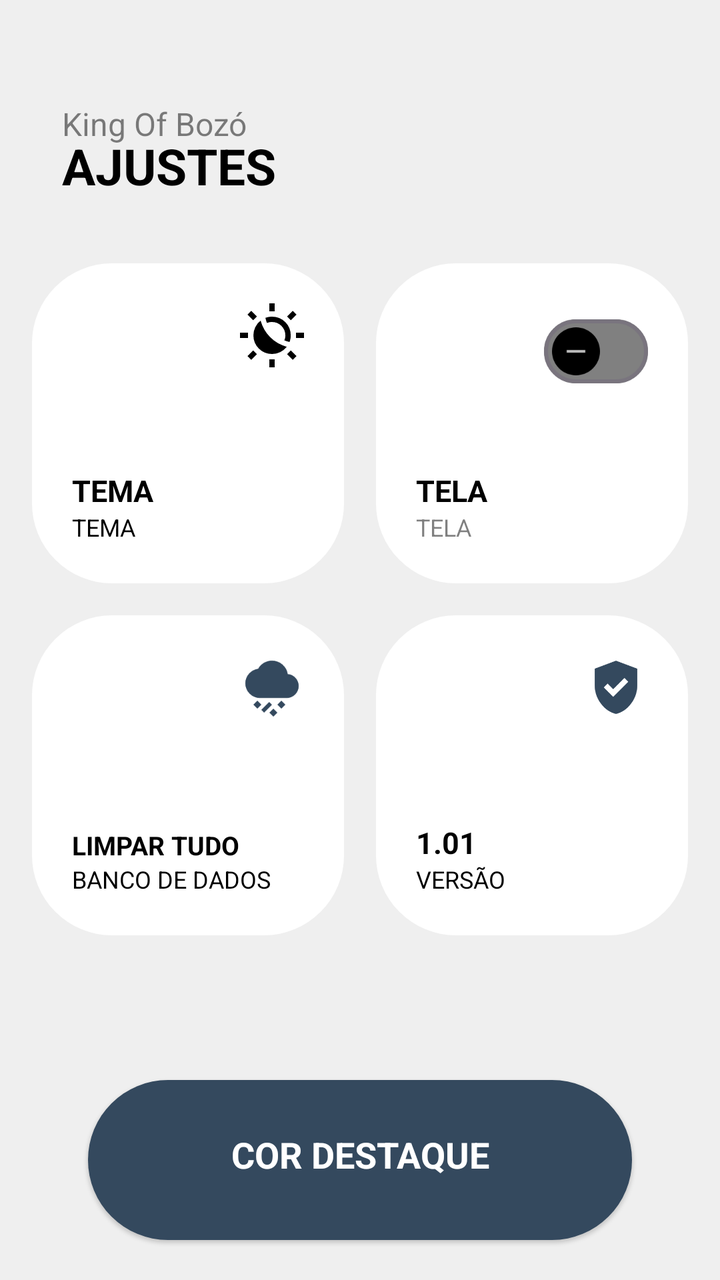
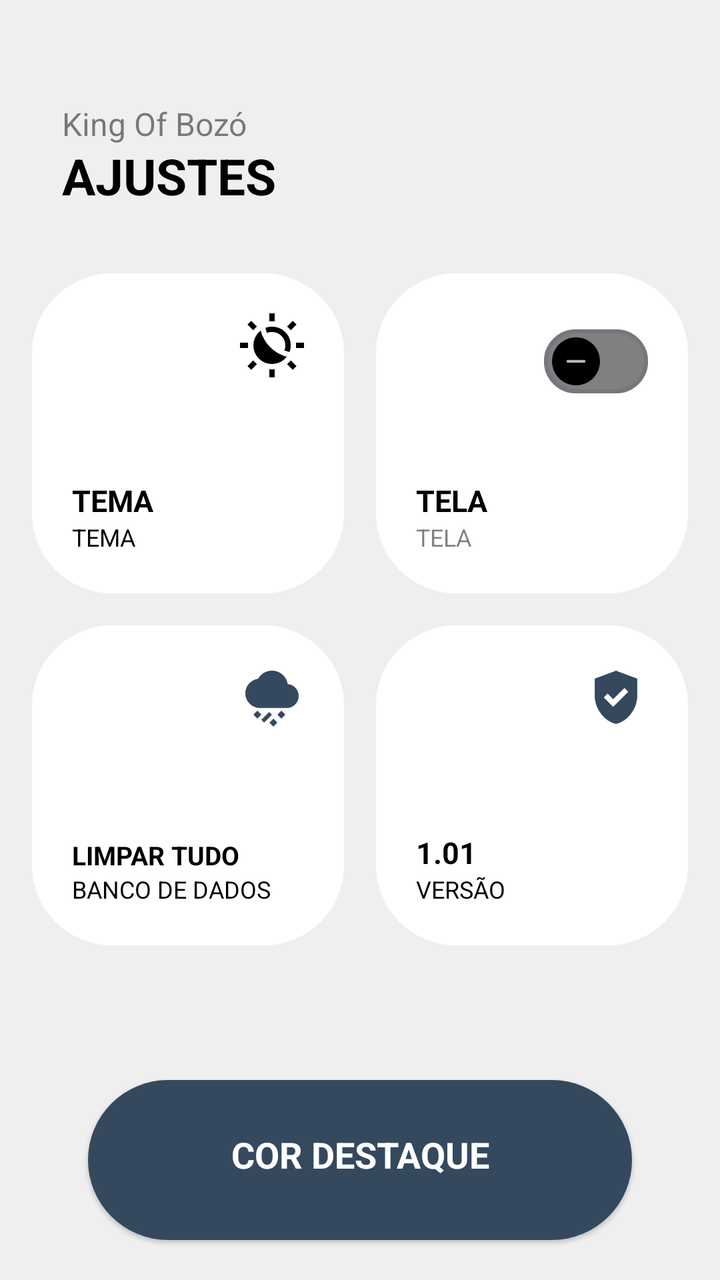

An Android layout rendered at two revisions. The XML below is the earlier revision; the diff shows what the commit changed to produce the second picture.
<!-- AndroidManifest.xml: application theme Base.Theme.KingOfBozo.Standard -->
<!-- res/layout/fragment_settings.xml -->
<?xml version="1.0" encoding="utf-8"?>
<androidx.constraintlayout.widget.ConstraintLayout xmlns:android="http://schemas.android.com/apk/res/android"
    xmlns:app="http://schemas.android.com/apk/res-auto"
    xmlns:tools="http://schemas.android.com/tools"
    android:layout_width="match_parent"
    android:layout_height="match_parent"
    android:backgroundTint="?attr/customBackground"
    android:background="?attr/customBackground"
    android:padding="16dp">

    <FrameLayout
        android:id="@+id/text_ajustes_title"
        android:layout_width="match_parent"
        android:layout_height="wrap_content"
        android:paddingHorizontal="15dp"
        android:paddingTop="5dp"
        android:layout_marginTop="20dp"
        app:layout_constraintStart_toStartOf="parent"
        app:layout_constraintTop_toTopOf="parent"
        tools:ignore="MissingConstraints">

        <TextView
            android:id="@+id/text_app_title"
            android:layout_width="wrap_content"
            android:layout_height="wrap_content"
            android:layout_marginTop="10dp"
            android:alpha="0.5"
            android:text="@string/king_of_boz"
            android:textColor="?attr/textFillColor"
            android:textSize="16sp" />

        <TextView
            android:id="@+id/text_title_jogadores"
            android:layout_width="wrap_content"
            android:layout_height="wrap_content"
            android:layout_marginTop="25dp"
            android:text="AJUSTES"
            android:textColor="?attr/textFillColor"
            android:textSize="25sp"
            android:textStyle="bold" />


    </FrameLayout>

    
    <androidx.constraintlayout.widget.ConstraintLayout
        android:id="@+id/card_tema"
        android:layout_width="0dp"
        android:layout_height="160dp"
        android:background="@drawable/background_settings_card"
        android:backgroundTint="?attr/cardBackgroundColor"
        android:padding="20dp"
        android:layout_marginTop="32dp"
        android:layout_marginEnd="8dp"
        app:layout_constraintEnd_toStartOf="@+id/card_tela"
        app:layout_constraintHorizontal_bias="0.5"
        app:layout_constraintStart_toStartOf="parent"
        app:layout_constraintTop_toBottomOf="@id/text_ajustes_title">

        <ImageView
            android:id="@+id/icon_mode"
            android:layout_width="32dp"
            android:layout_height="32dp"
            android:src="@drawable/ic_system_mode"
            app:layout_constraintEnd_toEndOf="parent"
            app:layout_constraintTop_toTopOf="parent"
            app:tint="?attr/textFillColor" />

        <TextView
            android:id="@+id/info_mode"
            android:layout_width="wrap_content"
            android:layout_height="wrap_content"
            android:text="TEMA"
            android:textColor="?attr/textFillColor"
            android:textSize="15dp"
            android:textStyle="bold"
            app:layout_constraintBottom_toTopOf="@id/text_mode"
            app:layout_constraintStart_toStartOf="parent" />

        <TextView
            android:id="@+id/text_mode"
            android:layout_width="wrap_content"
            android:layout_height="wrap_content"
            android:text="TEMA"
            android:textColor="?attr/textFillColor"
            android:textSize="12dp"
            app:layout_constraintBottom_toBottomOf="parent"
            app:layout_constraintStart_toStartOf="parent" />

    </androidx.constraintlayout.widget.ConstraintLayout>

    
    <androidx.constraintlayout.widget.ConstraintLayout
        android:id="@+id/card_tela"
        android:layout_width="0dp"
        android:layout_height="160dp"
        android:layout_marginTop="32dp"
        android:layout_marginStart="8dp"
        android:background="@drawable/background_settings_card"
        android:backgroundTint="?attr/cardBackgroundColor"
        android:padding="20dp"
        app:layout_constraintEnd_toEndOf="parent"
        app:layout_constraintHorizontal_bias="0.5"
        app:layout_constraintStart_toEndOf="@+id/card_tema"
        app:layout_constraintTop_toBottomOf="@+id/text_ajustes_title"
        tools:ignore="MissingConstraints">

        <com.google.android.material.materialswitch.MaterialSwitch
            android:id="@+id/switch_keep_screen_on"
            style="@style/Widget.App.MaterialSwitch"
            android:layout_width="wrap_content"
            android:layout_height="wrap_content"
            android:checked="false"
            app:layout_constraintEnd_toEndOf="parent"
            app:layout_constraintTop_toTopOf="parent" />

        <TextView
            android:id="@+id/text_tela_desc"
            android:layout_width="wrap_content"
            android:layout_height="wrap_content"
            android:text="TELA"
            android:textColor="?attr/textFillColor"
            android:textSize="15dp"
            android:textStyle="bold"
            app:layout_constraintBottom_toTopOf="@id/text_tela_title"
            app:layout_constraintStart_toStartOf="parent" />

        <TextView
            android:id="@+id/text_tela_title"
            android:layout_width="wrap_content"
            android:layout_height="wrap_content"
            android:alpha="0.5"
            android:text="TELA"
            android:textColor="?attr/textFillColor"
            android:textSize="12dp"
            app:layout_constraintBottom_toBottomOf="parent"
            app:layout_constraintStart_toStartOf="parent" />

    </androidx.constraintlayout.widget.ConstraintLayout>

    
    <androidx.constraintlayout.widget.ConstraintLayout
        android:id="@+id/card_reset"
        android:layout_width="0dp"
        android:layout_height="160dp"
        android:background="@drawable/background_settings_card"
        android:backgroundTint="?attr/cardBackgroundColor"
        android:padding="20dp"
        android:layout_marginTop="16dp"
        android:layout_marginEnd="8dp"
        app:layout_constraintEnd_toStartOf="@+id/card_versao"
        app:layout_constraintHorizontal_bias="0.5"
        app:layout_constraintStart_toStartOf="parent"
        app:layout_constraintTop_toBottomOf="@id/card_tema">

        <ImageView
            android:layout_width="32dp"
            android:layout_height="32dp"
            android:src="@drawable/ic_limpar_dados"
            app:layout_constraintEnd_toEndOf="parent"
            app:layout_constraintTop_toTopOf="parent"
            app:tint="?attr/colorPrimary" />

        <TextView
            android:id="@+id/text_reset_title"
            android:layout_width="wrap_content"
            android:layout_height="wrap_content"
            android:text="LIMPAR TUDO"
            android:textColor="?attr/textFillColor"
            android:textSize="13sp"
            android:textStyle="bold"
            app:layout_constraintBottom_toTopOf="@id/text_reset_desc"
            app:layout_constraintStart_toStartOf="parent" />

        <TextView
            android:id="@+id/text_reset_desc"
            android:layout_width="wrap_content"
            android:layout_height="wrap_content"
            android:text="BANCO DE DADOS"
            android:textColor="?attr/textFillColor"
            android:textSize="12dp"
            app:layout_constraintBottom_toBottomOf="parent"
            app:layout_constraintStart_toStartOf="parent" />

    </androidx.constraintlayout.widget.ConstraintLayout>

    
    <androidx.constraintlayout.widget.ConstraintLayout
        android:id="@+id/card_versao"
        android:layout_width="0dp"
        android:layout_height="160dp"
        android:background="@drawable/background_settings_card"
        android:backgroundTint="?attr/cardBackgroundColor"
        android:padding="20dp"
        android:layout_marginStart="8dp"
        android:layout_marginTop="16dp"
        app:layout_constraintEnd_toEndOf="parent"
        app:layout_constraintHorizontal_bias="0.5"
        app:layout_constraintStart_toEndOf="@+id/card_reset"
        app:layout_constraintTop_toBottomOf="@+id/card_tela">

        <ImageView
            android:layout_width="32dp"
            android:layout_height="32dp"
            android:src="@drawable/ic_version"
            app:layout_constraintEnd_toEndOf="parent"
            app:layout_constraintTop_toTopOf="parent"
            app:tint="?attr/colorPrimary" />

        <TextView
            android:id="@+id/text_versao_num"
            android:layout_width="wrap_content"
            android:layout_height="wrap_content"
            android:text="1.01"
            android:textColor="?attr/textFillColor"
            android:textSize="15dp"
            android:textStyle="bold"
            app:layout_constraintBottom_toTopOf="@+id/text_versao_title"
            app:layout_constraintStart_toStartOf="parent" />


        <TextView
            android:id="@+id/text_versao_title"
            android:layout_width="wrap_content"
            android:layout_height="wrap_content"
            android:text="VERSÃO"
            android:textColor="?attr/textFillColor"
            android:textSize="12dp"
            app:layout_constraintBottom_toBottomOf="parent"
            app:layout_constraintStart_toStartOf="parent" />

    </androidx.constraintlayout.widget.ConstraintLayout>


    <TextView
        android:id="@+id/card_cor"
        android:layout_width="match_parent"
        android:layout_height="80dp"
        android:layout_marginHorizontal="28dp"
        android:layout_marginBottom="4dp"
        android:background="@drawable/background_card_btn_repouso_destaque_menu"
        android:backgroundTint="?attr/colorPrimary"
        android:elevation="1dp"
        android:gravity="top|center"
        android:paddingTop="25dp"
        android:text="COR DESTAQUE"
        android:textColor="?attr/customTextBackground"
        android:textSize="18sp"
        android:textStyle="bold"
        android:visibility="visible"
        app:layout_constraintBottom_toBottomOf="parent"
        app:layout_constraintEnd_toEndOf="parent"
        app:layout_constraintStart_toStartOf="parent" />

</androidx.constraintlayout.widget.ConstraintLayout>
<!-- resources referenced by this layout -->
<resources>
  <!-- drawable background_card_btn_repouso_destaque_menu (drawable) -->
  <shape xmlns:android="http://schemas.android.com/apk/res/android"
      android:shape="rectangle">
      <solid android:color="@color/fundo_light" />
      <corners
          android:topLeftRadius="40dp"
          android:topRightRadius="40dp"
          android:bottomLeftRadius="40dp"
          android:bottomRightRadius="40dp" />
  </shape>
  <!-- drawable background_settings_card (drawable) -->
  <?xml version="1.0" encoding="utf-8"?>
  <shape xmlns:android="http://schemas.android.com/apk/res/android"
      android:shape="rectangle">
      <corners android:radius="40dp" />
      <solid android:color="@color/card_dark" />
  </shape>
  <!-- drawable ic_limpar_dados (drawable) -->
  <vector xmlns:android="http://schemas.android.com/apk/res/android"
      android:width="24dp"
      android:height="24dp"
      android:viewportWidth="960"
      android:viewportHeight="960"
      android:tint="?attr/colorControlNormal">
    <path
        android:fillColor="@android:color/white"
        android:pathData="M500,920L440,860L500,800L560,860L500,920ZM362,860L320,818L438,700L480,742L362,860ZM620,800L560,740L620,680L680,740L620,800ZM260,800L200,740L260,680L320,740L260,800ZM300,640Q209,640 144.5,575.5Q80,511 80,420Q80,337 135,275Q190,213 271,202Q303,145 358.5,112.5Q414,80 480,80Q570,80 636.5,137.5Q703,195 717,281Q786,287 833,338Q880,389 880,460Q880,535 827.5,587.5Q775,640 700,640L300,640Z"/>
  </vector>
  <!-- drawable ic_version (drawable) -->
  <vector xmlns:android="http://schemas.android.com/apk/res/android"
      android:width="24dp"
      android:height="24dp"
      android:viewportWidth="960"
      android:viewportHeight="960"
      android:tint="?attr/colorControlNormal">
    <path
        android:fillColor="@android:color/white"
        android:pathData="M438,622L664,396L607,339L438,508L354,424L297,481L438,622ZM480,880Q341,845 250.5,720.5Q160,596 160,444L160,200L480,80L800,200L800,444Q800,596 709.5,720.5Q619,845 480,880Z"/>
  </vector>
  <string name="king_of_boz">King Of Bozó</string>
  <style name="Widget.App.MaterialSwitch" parent="Widget.Material3.CompoundButton.MaterialSwitch">
          <item name="thumbIcon">@drawable/switch_thumb_icon_selector</item>
          <item name="thumbIconTint">@color/switch_thumb_icon_tint_selector</item>
          <item name="thumbTint">@color/switch_thumb_tint_selector</item>
          <item name="trackTint">@color/switch_track_tint_selector</item>
          <item name="trackDecorationTint">@null</item>
      </style>
  <color name="fundo_light">#EFEFEF</color>
  <color name="card_dark">#313131</color>
  <!-- drawable switch_thumb_icon_selector (drawable) -->
  <?xml version="1.0" encoding="utf-8"?>
  <selector xmlns:android="http://schemas.android.com/apk/res/android">
      <item android:drawable="@drawable/ic_switch_check" android:state_checked="true" />
      <item android:drawable="@drawable/ic_switch_minus" android:state_checked="false" />
  </selector>
  <color name="padrao">#34495e</color>
  <color name="text_dark">#000000</color>
  <color name="text_light">#FFFFFF</color>
  <color name="icon_dark">#000000</color>
  <color name="icon_light">#FFFFFF</color>
  <color name="card_light">#FFFFFF</color>
  <!-- drawable ic_switch_check (drawable) -->
  <vector xmlns:android="http://schemas.android.com/apk/res/android"
      android:width="24dp"
      android:height="24dp"
      android:viewportWidth="24"
      android:viewportHeight="24">
      <path
          android:fillColor="@android:color/white"
          android:pathData="M9,16.17L4.83,12l-1.42,1.41L9,19 21,7l-1.41,-1.41z"/>
  </vector>
  <!-- drawable ic_switch_minus (drawable) -->
  <vector xmlns:android="http://schemas.android.com/apk/res/android"
      android:width="24dp"
      android:height="24dp"
      android:viewportWidth="24"
      android:viewportHeight="24">
      <path
          android:fillColor="@android:color/white"
          android:pathData="M19,13H5V11H19V13Z"/>
  </vector>
  <!-- unchanged entries left out for length: 3 -->
</resources>

<!-- the commit's change to res/layout/fragment_settings.xml (unified diff, before → after) -->
@@ -33,7 +33,7 @@
             android:id="@+id/text_title_jogadores"
             android:layout_width="wrap_content"
             android:layout_height="wrap_content"
-            android:layout_marginTop="25dp"
+            android:layout_marginTop="30dp"
             android:text="AJUSTES"
             android:textColor="?attr/textFillColor"
             android:textSize="25sp"
